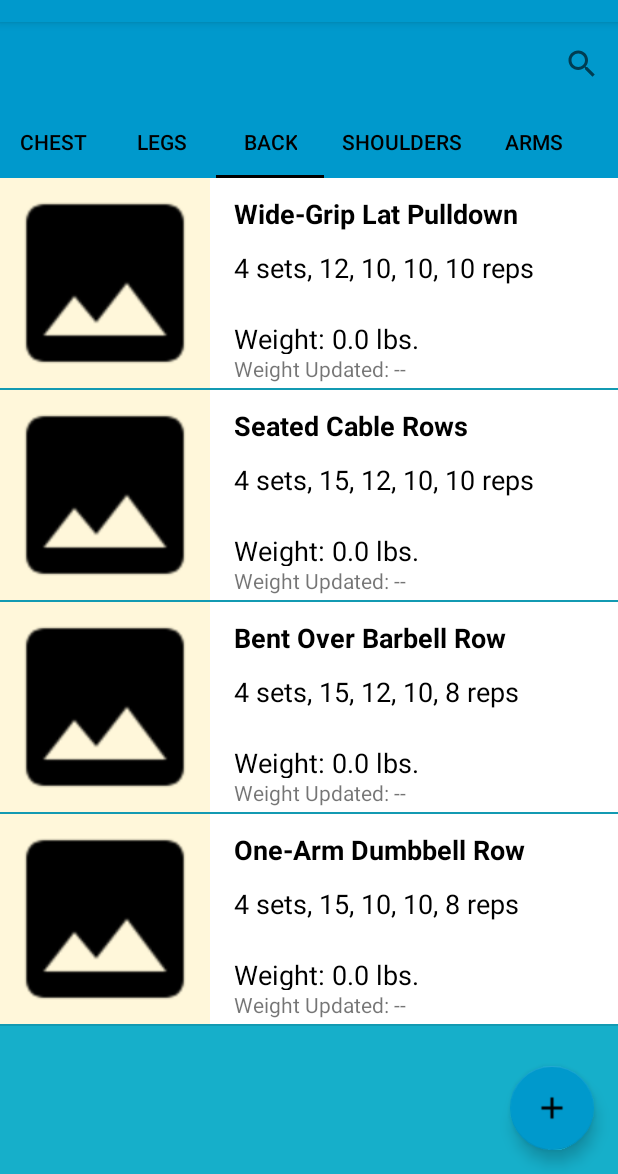
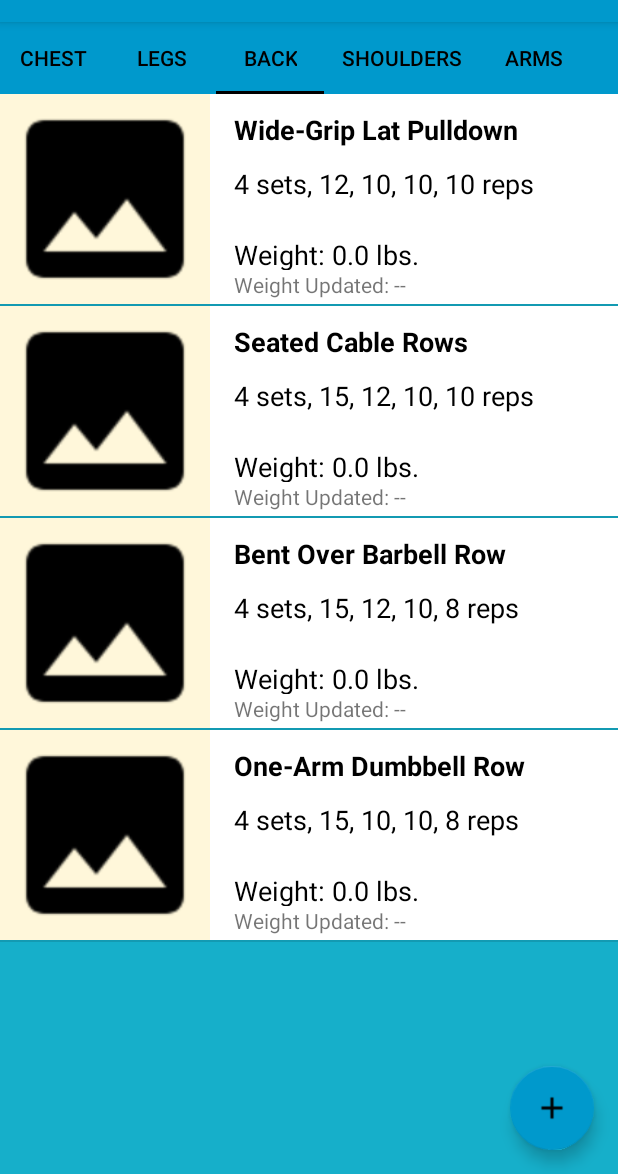
Before and after one commit to kjb064/GymHelp, an Android app: the screen it shows after launch (MainActivity), tab 3 chosen, on a phone screen of 412 x 824 dp, the part 62-1236 px from its top. Run offline under Robolectric (Android 15) with nearby library versions, the phone set to English and light mode, and no system bars; 1 statement that could not run was skipped.

Commit message:
Deleted the Toolbar and SearchView as they were no longer needed here.

```diff
--- a/app/src/main/res/layout/activity_main.xml
+++ b/app/src/main/res/layout/activity_main.xml
@@ -7,23 +7,6 @@
     android:layout_height="match_parent"
     android:background="@color/cutting_color"
     tools:context=".MainActivity">
-
-    <android.support.v7.widget.Toolbar
-        android:id="@+id/toolbar"
-        android:layout_height="wrap_content"
-        android:layout_width="match_parent"
-        android:background="@android:color/holo_blue_dark">
-
-        <android.support.v7.widget.SearchView
-            android:id="@+id/search_view"
-            android:layout_width="wrap_content"
-            android:layout_height="wrap_content"
-            android:layout_gravity="end"
-            android:gravity="center_vertical">
-
-        </android.support.v7.widget.SearchView>
-
-    </android.support.v7.widget.Toolbar>
 
     <android.support.design.widget.TabLayout
         android:id="@+id/tabs"
```
